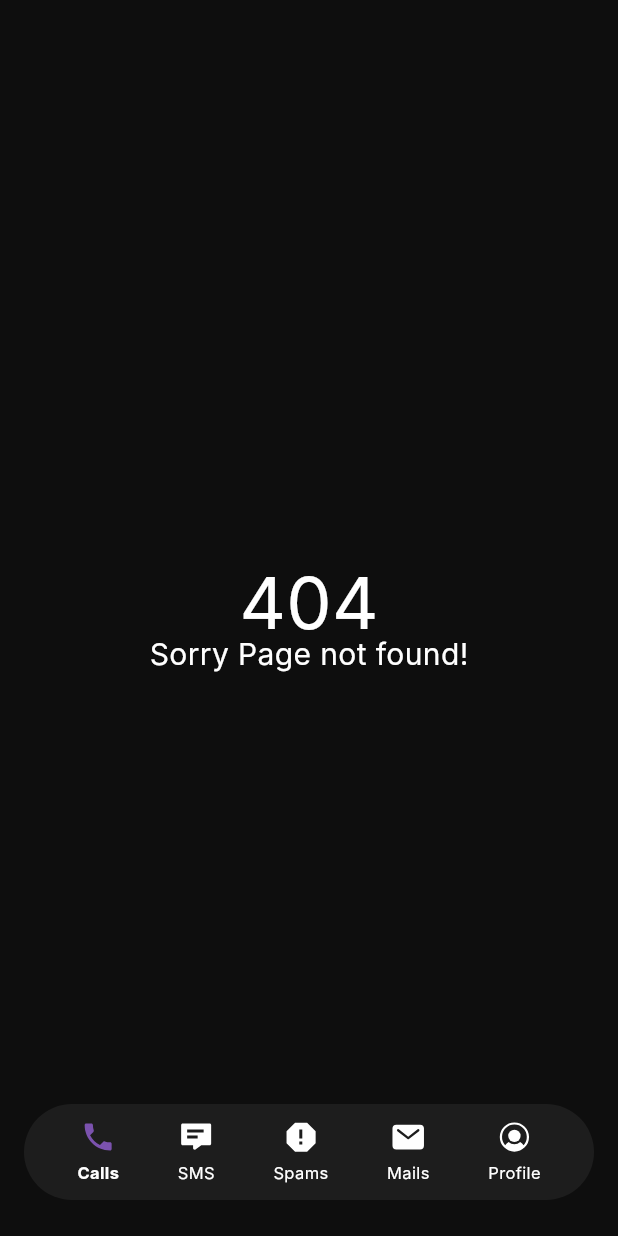
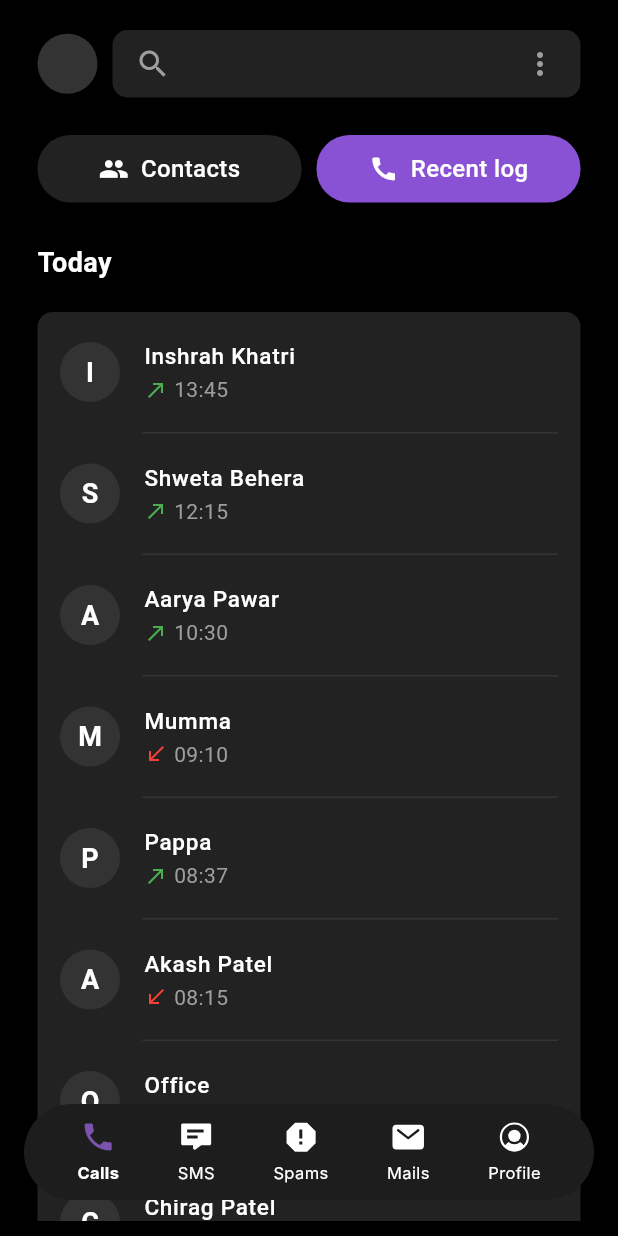
Before and after one commit to shwet46/safence, a Flutter app: the screen it shows after launch, on a phone screen of 412 x 824 dp. Run offline on Flutter 3.47's test engine with Material 3 defaults, Android fonts, the light colour scheme and no system bars; our stand-ins replace flutter_secure_storage, flutter_svg, jwt_decoder; Roboto replaces fonts that are missing (Inter).

Commit message:
added calls log page and did some modifications

```diff
--- /dev/null
+++ b/lib/views/main/calls.dart
@@ -0,0 +1,346 @@
+import 'package:flutter/material.dart';
+
+class CallsPage extends StatefulWidget {
+  const CallsPage({Key? key}) : super(key: key);
+
+  @override
+  State<CallsPage> createState() => _PhoneAppPageState();
+}
+
+class _PhoneAppPageState extends State<CallsPage> {
+  bool showContacts = false;
+
+  @override
+  Widget build(BuildContext context) {
+    return Scaffold(
+      backgroundColor: Colors.black,
+      body: SafeArea(
+        child: Padding(
+          padding: const EdgeInsets.symmetric(horizontal: 10.0, vertical: 10.0),
+          child: Column(
+            crossAxisAlignment: CrossAxisAlignment.start,
+            children: [
+              _buildSearchBar(),
+              const SizedBox(height: 10),
+              _buildFilterButtons(),
+              const SizedBox(height: 10),
+              Expanded(
+                child: showContacts ? _buildContactsView() : _buildRecentLogView(),
+              ),
+            ],
+          ),
+        ),
+      ),
+    );
+  }
+
+  Widget _buildSearchBar() {
+    return Padding(
+      padding: const EdgeInsets.symmetric(horizontal: 15, vertical: 10),
+      child: Row(
+        children: [
+          Container(
+            width: 40,
+            height: 40,
+            decoration: const BoxDecoration(
+              color: Color(0xFF333333),
+              shape: BoxShape.circle,
+            ),
+            child: const Center(
+              child: Text(
+                "",
+                style: TextStyle(
+                  color: Colors.white,
+                  fontSize: 18,
+                  fontWeight: FontWeight.bold,
+                ),
+              ),
+            ),
+          ),
+          const SizedBox(width: 10),
+          Expanded(
+            child: Container(
+              padding: const EdgeInsets.symmetric(horizontal: 15),
+              height: 45,
+              decoration: BoxDecoration(
+                color: const Color(0xFF222222),
+                borderRadius: BorderRadius.circular(10),
+              ),
+              child: const Row(
+                mainAxisAlignment: MainAxisAlignment.spaceBetween,
+                children: [
+                  Icon(Icons.search, color: Colors.grey, size: 24),
+                  Icon(Icons.more_vert, color: Colors.grey, size: 24),
+                ],
+              ),
+            ),
+          ),
+        ],
+      ),
+    );
+  }
+
+  Widget _buildFilterButtons() {
+    return Padding(
+      padding: const EdgeInsets.symmetric(horizontal: 15, vertical: 5),
+      child: Row(
+        children: [
+          _buildToggleButton(
+            "Contacts",
+            Icons.people,
+            showContacts,
+            () => setState(() => showContacts = true),
+          ),
+          const SizedBox(width: 10),
+          _buildToggleButton(
+            "Recent log",
+            Icons.call,
+            !showContacts,
+            () => setState(() => showContacts = false),
+          ),
+        ],
+      ),
+    );
+  }
+
+  Widget _buildToggleButton(String title, IconData icon, bool isActive, VoidCallback onTap) {
+    return Expanded(
+      child: GestureDetector(
+        onTap: onTap,
+        child: Container(
+          height: 45,
+          decoration: BoxDecoration(
+            color: isActive ? const Color(0xFF8952D4) : const Color(0xFF222222),
+            borderRadius: BorderRadius.circular(22),
+          ),
+          child: Row(
+            mainAxisAlignment: MainAxisAlignment.center,
+            children: [
+              Icon(icon, color: Colors.white, size: 20),
+              const SizedBox(width: 8),
+              Text(
+                title,
+                style: const TextStyle(
+                  color: Colors.white,
+                  fontSize: 16,
+                  fontWeight: FontWeight.w500,
+                ),
+              ),
+            ],
+          ),
+        ),
+      ),
+    );
+  }
+
+  Widget _buildContactsView() {
+    return SingleChildScrollView(
+      child: Column(
+        crossAxisAlignment: CrossAxisAlignment.start,
+        children: [
+          _buildContactSection('Favourites', [
+            ContactItem(name: 'Mumma', location: 'Mumbai, Maharashtra'),
+            ContactItem(name: 'Pappa', location: 'Mumbai, Maharashtra'),
+            ContactItem(name: 'Didi', location: 'Pune, Maharashtra'),
+            ContactItem(name: 'Best Friend', location: 'Delhi, NCR'),
+          ]),
+          _buildContactSection('A', [
+            ContactItem(name: 'Aarya Pawar', location: 'Mumbai, Maharashtra'),
+            ContactItem(name: 'Aadit', location: 'Bangalore, Karnataka'),
+            ContactItem(name: 'Abhishek', location: 'Mumbai, Maharashtra'),
+            ContactItem(name: 'Abhimanyu', location: 'Delhi, NCR'),
+            ContactItem(name: 'Aditi Sharma', location: 'Bengaluru, Karnataka'),
+            ContactItem(name: 'Ajay Devgan', location: 'Mumbai, Maharashtra'),
+            ContactItem(name: 'Akash Patel', location: 'Ahmedabad, Gujarat'),
+            ContactItem(name: 'Akshay Kumar', location: 'Mumbai, Maharashtra'),
+            ContactItem(name: 'Aman Singh', location: 'Chennai, Tamil Nadu'),
+            ContactItem(name: 'Amit Shah', location: 'Delhi, NCR'),
+          ]),
+          _buildContactSection('B', [
+            ContactItem(name: 'Bhavesh Joshi', location: 'Mumbai, Maharashtra'),
+            ContactItem(name: 'Bharat Kumar', location: 'Jaipur, Rajasthan'),
+            ContactItem(name: 'Bindu Madhavi', location: 'Hyderabad, Telangana'),
+          ]),
+          _buildContactSection('C', [
+            ContactItem(name: 'Chirag Patel', location: 'Surat, Gujarat'),
+            ContactItem(name: 'Chetan Bhagat', location: 'Mumbai, Maharashtra'),
+            ContactItem(name: 'Chandrika Devi', location: 'Patna, Bihar'),
+          ]),
+          _buildContactSection('D', [
+            ContactItem(name: 'Deepak Chahar', location: 'Mumbai, Maharashtra'),
+            ContactItem(name: 'Divya Khosla', location: 'Mumbai, Maharashtra'),
+          ]),
+        ],
+      ),
+    );
+  }
+
+  Widget _buildContactSection(String title, List<ContactItem> contacts) {
+    return Column(
+      crossAxisAlignment: CrossAxisAlignment.start,
+      children: [
+        Padding(
+          padding: const EdgeInsets.symmetric(horizontal: 15.0, vertical: 12.0),
+          child: Text(
+            title,
+            style: const TextStyle(color: Colors.white, fontSize: 18, fontWeight: FontWeight.bold),
+          ),
+        ),
+        _buildContactGroup(contacts),
+      ],
+    );
+  }
+
+  Widget _buildContactGroup(List<ContactItem> contacts) {
+    return Container(
+      margin: const EdgeInsets.symmetric(horizontal: 15.0, vertical: 8.0),
+      decoration: BoxDecoration(
+        color: const Color(0xFF222222),
+        borderRadius: BorderRadius.circular(10),
+      ),
+      child: Column(
+        children: contacts.asMap().entries.map((entry) {
+          final index = entry.key;
+          final contact = entry.value;
+          final firstLetter = contact.name.isNotEmpty ? contact.name[0] : "?";
+
+          return Column(
+            children: [
+              ListTile(
+                contentPadding: const EdgeInsets.symmetric(horizontal: 15, vertical: 4),
+                leading: CircleAvatar(
+                  backgroundColor: const Color(0xFF333333),
+                  child: Text(
+                    firstLetter,
+                    style: const TextStyle(color: Colors.white, fontSize: 18, fontWeight: FontWeight.bold),
+                  ),
+                ),
+                title: Text(contact.name,
+                    style: const TextStyle(color: Colors.white, fontSize: 15, fontWeight: FontWeight.w500)),
+                subtitle: Text(contact.location,
+                    style: TextStyle(color: Colors.grey[500], fontSize: 14)),
+              ),
+              if (index < contacts.length - 1)
+                const Divider(color: Color(0xFF333333), height: 1, indent: 70, endIndent: 15),
+            ],
+          );
+        }).toList(),
+      ),
+    );
+  }
+
+  Widget _buildRecentLogView() {
+    return SingleChildScrollView(
+      child: Column(
+        crossAxisAlignment: CrossAxisAlignment.start,
+        children: [
+          _buildLogSection('Today', [
+            CallLogItem(name: 'Inshrah Khatri', time: '13:45', isOutgoing: true),
+            CallLogItem(name: 'Shweta Behera', time: '12:15', isOutgoing: true),
+            CallLogItem(name: 'Aarya Pawar', time: '10:30', isOutgoing: true),
+            CallLogItem(name: 'Mumma', time: '09:10', isOutgoing: false),
+            CallLogItem(name: 'Pappa', time: '08:37', isOutgoing: true),
+            CallLogItem(name: 'Akash Patel', time: '08:15', isOutgoing: false),
+            CallLogItem(name: 'Office', time: '07:45', isOutgoing: true),
+            CallLogItem(name: 'Chirag Patel', time: '07:22', isOutgoing: false),
+            CallLogItem(name: 'Aman Singh', time: '06:50', isOutgoing: true),
+            CallLogItem(name: 'Aditi Sharma', time: '06:15', isOutgoing: false),
+          ]),
+          _buildLogSection('Yesterday', [
+            CallLogItem(name: 'Inshrah Khatri', time: '21:45', isOutgoing: true),
+            CallLogItem(name: 'Shweta Behera', time: '19:15', isOutgoing: false),
+            CallLogItem(name: 'Best Friend', time: '18:30', isOutgoing: true),
+            CallLogItem(name: 'Ajay Devgan', time: '17:22', isOutgoing: false),
+            CallLogItem(name: 'Didi', time: '16:05', isOutgoing: true),
+            CallLogItem(name: 'Bharat Kumar', time: '15:40', isOutgoing: false),
+            CallLogItem(name: 'Deepak Chahar', time: '14:30', isOutgoing: true),
+            CallLogItem(name: 'Amit Shah', time: '13:15', isOutgoing: false),
+            CallLogItem(name: 'Chandrika Devi', time: '11:10', isOutgoing: true),
+            CallLogItem(name: 'Bindu Madhavi', time: '10:05', isOutgoing: false),
+          ]),
+          _buildLogSection('This Week', [
+            CallLogItem(name: 'Aaryan Sharma', time: 'Wed', isOutgoing: true),
+            CallLogItem(name: 'Abhishek Gupta', time: 'Wed', isOutgoing: false),
+            CallLogItem(name: 'Akshay Kumar', time: 'Tue', isOutgoing: true),
+            CallLogItem(name: 'Chetan Bhagat', time: 'Tue', isOutgoing: false),
+            CallLogItem(name: 'Divya Khosla', time: 'Mon', isOutgoing: true),
+          ]),
+        ],
+      ),
+    );
+  }
+
+  Widget _buildLogSection(String title, List<CallLogItem> logs) {
+    return Column(
+      crossAxisAlignment: CrossAxisAlignment.start,
+      children: [
+        Padding(
+          padding: const EdgeInsets.symmetric(horizontal: 15.0, vertical: 12.0),
+          child: Text(title,
+              style: const TextStyle(color: Colors.white, fontSize: 18, fontWeight: FontWeight.bold)),
+        ),
+        _buildCallLogGroup(logs),
+      ],
+    );
+  }
+
+  Widget _buildCallLogGroup(List<CallLogItem> calls) {
+    return Container(
+      margin: const EdgeInsets.symmetric(horizontal: 15.0, vertical: 8.0),
+      decoration: BoxDecoration(
+        color: const Color(0xFF222222),
+        borderRadius: BorderRadius.circular(10),
+      ),
+      child: Column(
+        children: calls.asMap().entries.map((entry) {
+          final index = entry.key;
+          final call = entry.value;
+          final firstLetter = call.name.isNotEmpty ? call.name[0] : "?";
+
+          return Column(
+            children: [
+              ListTile(
+                contentPadding: const EdgeInsets.symmetric(horizontal: 15, vertical: 4),
+                leading: CircleAvatar(
+                  backgroundColor: const Color(0xFF333333),
+                  child: Text(
+                    firstLetter,
+                    style: const TextStyle(color: Colors.white, fontSize: 18, fontWeight: FontWeight.bold),
+                  ),
+                ),
+                title: Text(call.name,
+                    style: const TextStyle(color: Colors.white, fontSize: 15, fontWeight: FontWeight.w500)),
+                subtitle: Row(
+                  children: [
+                    Icon(call.isOutgoing ? Icons.call_made : Icons.call_received,
+                        color: call.isOutgoing ? Colors.green : Colors.red, size: 16),
+                    const SizedBox(width: 4),
+                    Text(call.time,
+                        style: TextStyle(color: Colors.grey[500], fontSize: 14)),
+                  ],
+                ),
+              ),
+              if (index < calls.length - 1)
+                const Divider(color: Color(0xFF333333), height: 1, indent: 70, endIndent: 15),
+            ],
+          );
+        }).toList(),
+      ),
+    );
+  }
+}
+
+class ContactItem {
+  final String name;
+  final String location;
+
+  ContactItem({required this.name, required this.location});
+}
+
+class CallLogItem {
+  final String name;
+  final String time;
+  final bool isOutgoing;
+
+  CallLogItem({required this.name, required this.time, required this.isOutgoing});
+}
--- a/lib/views/main/main_page.dart
+++ b/lib/views/main/main_page.dart
@@ -3,6 +3,7 @@ import 'package:safence/components/bottomnav.dart';
 import 'package:safence/utils/constants.dart';
 import 'package:safence/views/main/mails.dart';
 import 'package:safence/views/main/messages.dart';
+import 'package:safence/views/main/calls.dart';
 import 'package:safence/views/static/page404.dart';
 
 class HomeController extends StatefulWidget {
@@ -17,7 +18,7 @@ class _HomeControllerState extends State<HomeController> {
   final PageController _pageController = PageController();
 
   List<Widget> get _pages => [
-    Page404(),
+    CallsPage(),
     MessagesScreen(),
     Page404(),
     MailsPage(),
```
Also changed, not shown: lib/views/main/messages.dart (+44 -47 lines), assets/images/loading.gif.
